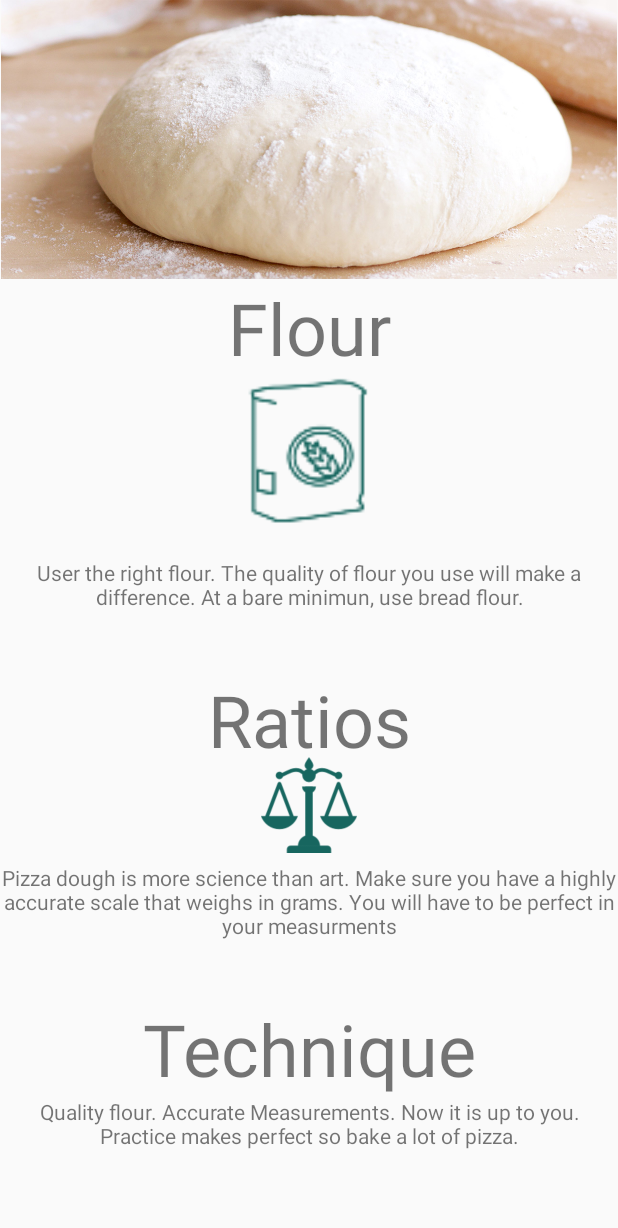
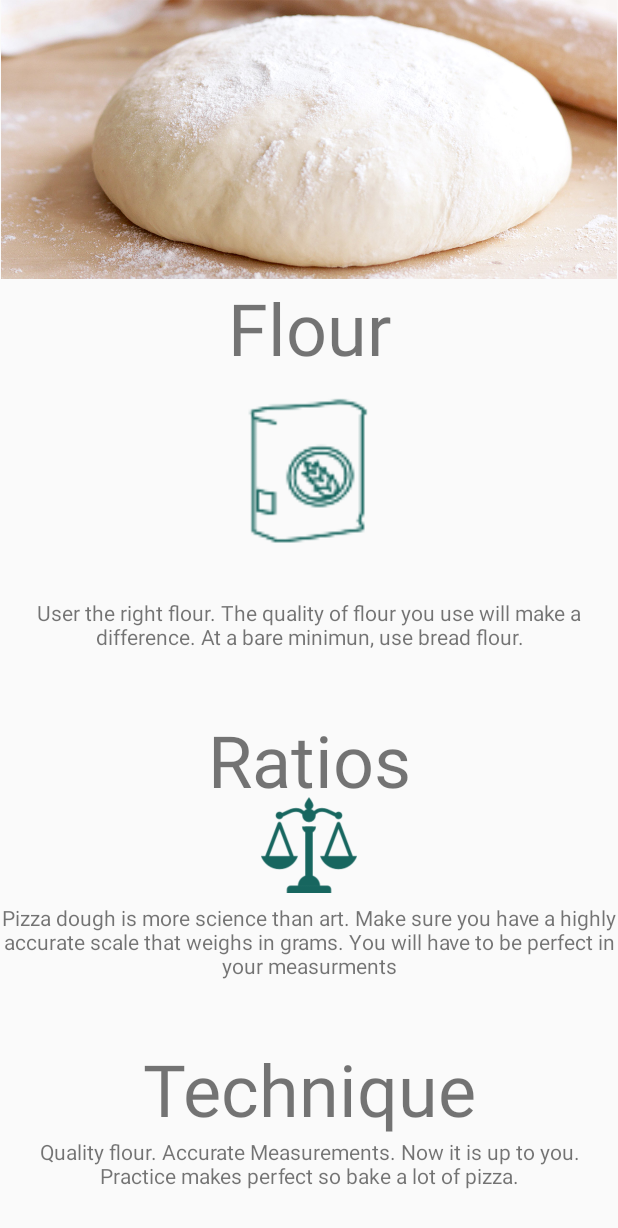
Before and after one commit to j-arp/perfect-pizza, an Android app: the layout content_welcome.xml on its own in the app's theme, with its tools: preview values and no code run, on a phone screen of 412 x 824 dp. Shown: the top 1228 px of the screen. Run offline under Robolectric (Android 15) with nearby library versions, the phone set to English and light mode, and no system bars.

Commit message:
alright. it works

```diff
--- a/app/src/main/res/layout/content_welcome.xml
+++ b/app/src/main/res/layout/content_welcome.xml
@@ -59,7 +59,7 @@
             android:scaleX="2.5"
             android:scaleY="2.5"
             android:saveEnabled="false"
-            android:layout_margin="40px" />
+            android:layout_margin="40dp" />
         <TextView
             android:id="@+id/flour_caption"
             android:layout_width="wrap_content"
```
Also changed, not shown: app/src/main/java/net/arpcentral/pizzadoh/SelectOptionsActivity.java (+9 -0 lines), app/src/main/res/layout/content_pizza_options.xml (+2 -14 lines), app/src/main/ic_launcher-web.png, app/src/main/res/mipmap-hdpi/ic_launcher.png, app/src/main/res/mipmap-mdpi/ic_launcher.png, app/src/main/res/mipmap-xhdpi/ic_launcher.png, app/src/main/res/mipmap-xxhdpi/ic_launcher.png, app/src/main/res/mipmap-xxxhdpi/ic_launcher.png.
